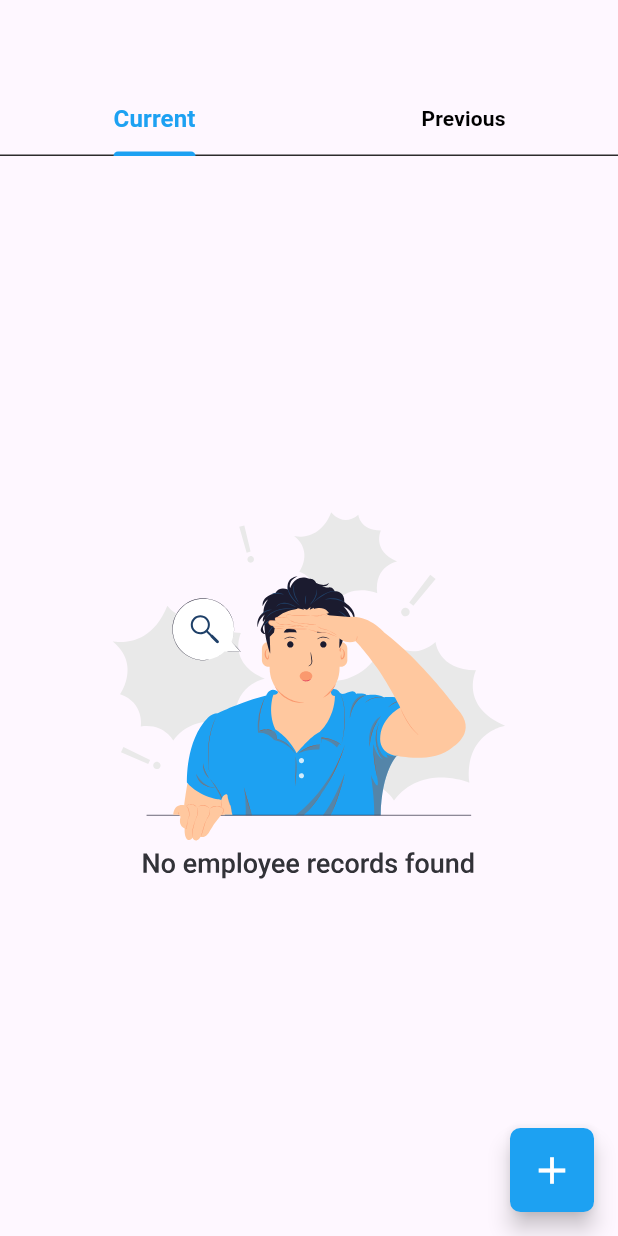
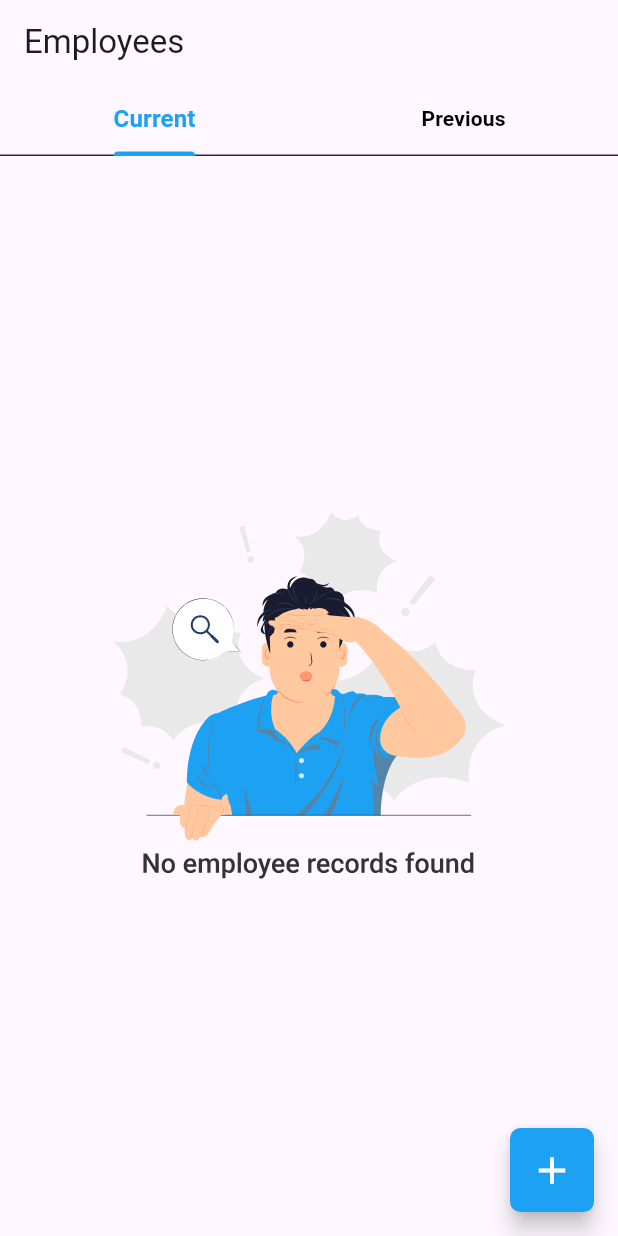
Before and after one commit to wishwelloklu/employee-manager, a Flutter app: the screen it shows after launch, on a phone screen of 412 x 824 dp. Run offline on Flutter 3.47's test engine with Material 2 defaults, Android fonts, the phone set to English and light mode, and no system bars; our stand-ins replace flutter_svg, font_awesome_flutter, rxdart, sqflite; accounts and stored records are empty.

Commit message:
Add title ti homepage

```diff
--- a/lib/modules/addEmployee/widget/addEmployeeWidget.dart
+++ b/lib/modules/addEmployee/widget/addEmployeeWidget.dart
@@ -126,6 +126,7 @@ Widget addEmployeeWidget({
           ),
           SvgPicture.asset(
             "assets/arrow_right_vector.svg",
+            // ignore: deprecated_member_use
             color: primaryColor,
           ),
           GestureDetector(
--- a/lib/modules/mainHome.dart
+++ b/lib/modules/mainHome.dart
@@ -28,6 +28,7 @@ class _MainHomeState extends State<MainHome> {
       length: _tabs.length,
       child: Scaffold(
         appBar: AppBar(
+          title: Text("Employees"),
           bottom: TabBar(
             dividerColor: grey,
             indicatorColor: primaryColor,
```
